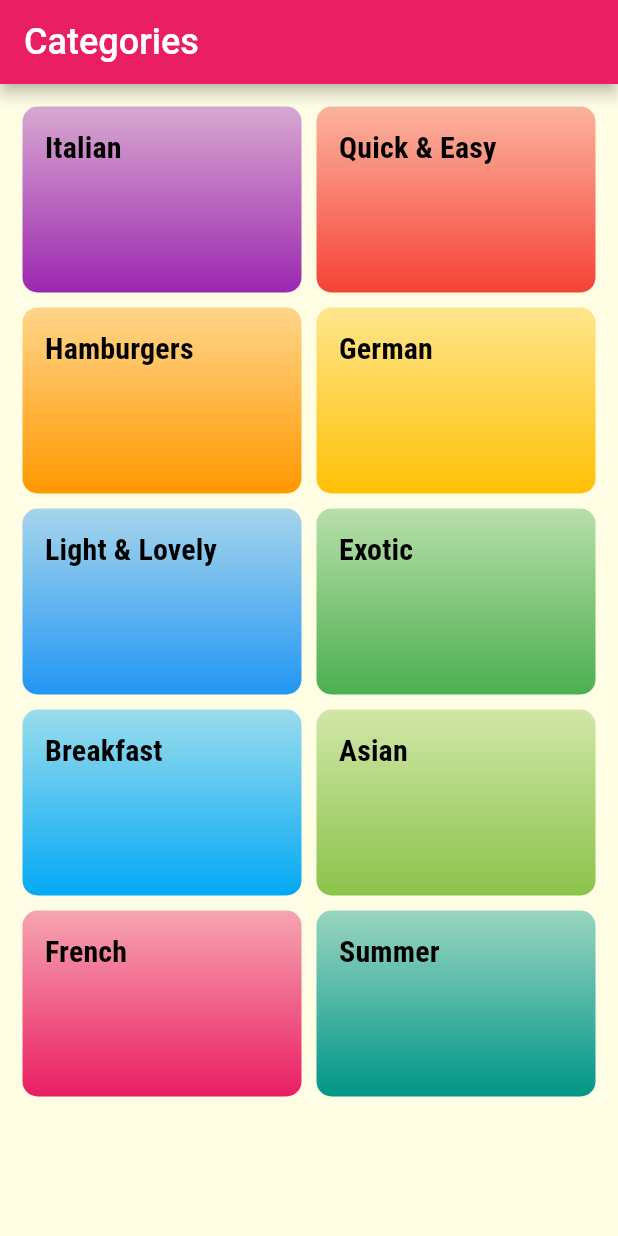
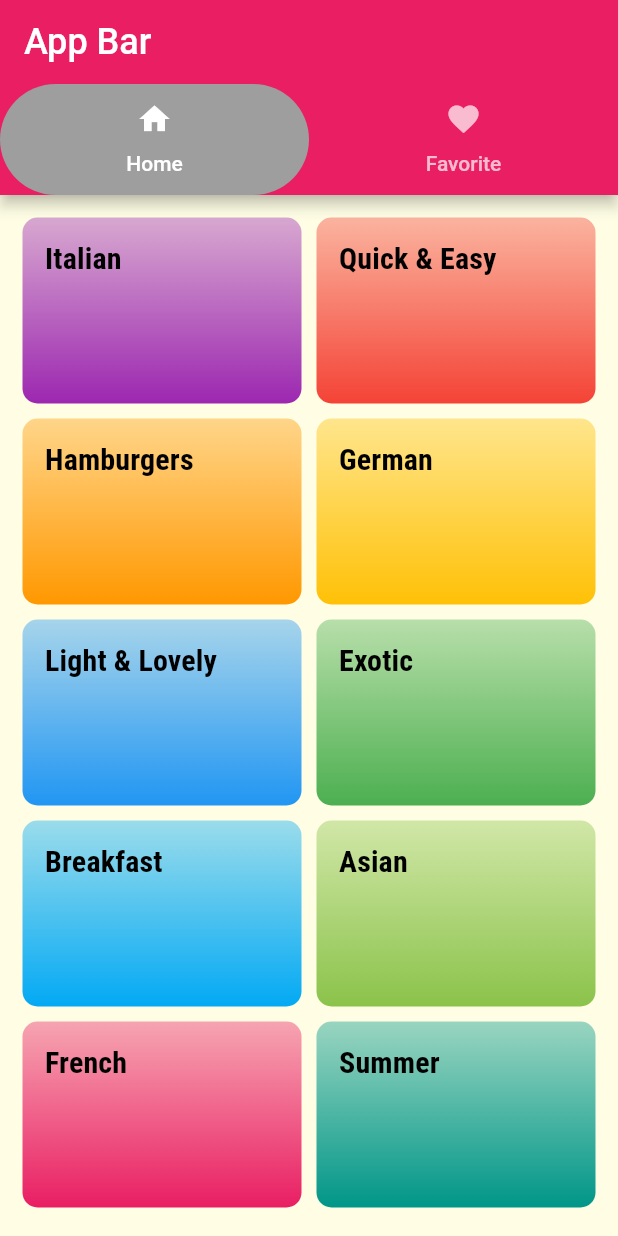
Before and after one commit to pd28CSE/Flutter_Meals_App_New, a Flutter app: the screen it shows after launch, on a phone screen of 412 x 824 dp. Run offline on Flutter 3.47's test engine with Material 2 defaults, Android fonts, the phone set to English and light mode, and no system bars.

Commit message:
added TabBar and Customize the TabBar

```diff
--- a/lib/main.dart
+++ b/lib/main.dart
@@ -3,7 +3,8 @@ import 'package:flutter/material.dart';
 import './screens/categories_screen.dart';
 import './screens/category_meals_screen.dart';
 import './screens/meal_detail_screen.dart';
-import 'screens/page_not_found_error_screen.dart';
+import './screens/page_not_found_error_screen.dart';
+import 'screens/tabs_screen.dart';
 
 void main() => runApp(const MyApp());
 
@@ -37,19 +38,18 @@ class MyApp extends StatelessWidget {
       ),
       title: 'App Bar',
       // home: const CategoriesScreen(),
-      initialRoute: CategoriesScreen.routeName,
+      initialRoute: TabsScreen.routeName,
       routes: {
         CategoriesScreen.routeName: (cntxt) => const CategoriesScreen(),
         CategoryMealsScreen.routeName: (cntxt) => CategoryMealsScreen(),
         // MealDetailScreen.routeName: (cntxt) => MealDetailScreen(),
+        TabsScreen.routeName: (cntxt) => const TabsScreen(),
       },
       onGenerateRoute: (settings) {
         if (settings.name == MealDetailScreen.routeName) {
           final String routeArgs = settings.arguments as String;
           return MaterialPageRoute(
-              builder: (cntxt) => MealDetailScreen(
-                    mealId: routeArgs,
-                  ));
+              builder: (cntxt) => MealDetailScreen(mealId: routeArgs));
         }
         // else if (settings.name == 'other routes') {
         //   return MaterialPageRoute(builder: (cntxt) => AnyOtherScreen());
@@ -57,8 +57,7 @@ class MyApp extends StatelessWidget {
       },
       onUnknownRoute: (settings) {
         return MaterialPageRoute(
-          builder: (cntxt) => const PageNotFoundErrorMessageScreen(),
-        );
+            builder: (cntxt) => const PageNotFoundErrorMessageScreen());
       },
     );
   }
--- a/lib/screens/categories_screen.dart
+++ b/lib/screens/categories_screen.dart
@@ -10,11 +10,7 @@ class CategoriesScreen extends StatelessWidget {
 
   @override
   Widget build(BuildContext context) {
-    return Scaffold(
-      appBar: AppBar(
-        title: const Text('Categories'),
-      ),
-      body: GridView(
+    return GridView(
       padding: const EdgeInsets.all(15),
       gridDelegate: const SliverGridDelegateWithMaxCrossAxisExtent(
         maxCrossAxisExtent: 200,
@@ -31,7 +27,6 @@ class CategoriesScreen extends StatelessWidget {
           );
         }).toList(),
       ],
-      ),
     );
   }
 }
--- /dev/null
+++ b/lib/screens/favourite_screen.dart
@@ -0,0 +1,12 @@
+import 'package:flutter/material.dart';
+
+class FavouriteScreen extends StatelessWidget {
+  const FavouriteScreen({super.key});
+
+  @override
+  Widget build(BuildContext context) {
+    return const Center(
+      child: Text('Favourite'),
+    );
+  }
+}
--- /dev/null
+++ b/lib/screens/tabs_screen.dart
@@ -0,0 +1,52 @@
+import 'package:flutter/material.dart';
+
+import './categories_screen.dart';
+import './favourite_screen.dart';
+
+class TabsScreen extends StatefulWidget {
+  static const String routeName = 'tabs-screen';
+
+  const TabsScreen({super.key});
+
+  @override
+  State<TabsScreen> createState() => _TabsScreenSate();
+}
+
+class _TabsScreenSate extends State<TabsScreen> {
+  List<Widget> _tabScreens = [CategoriesScreen(), FavouriteScreen()];
+
+  @override
+  Widget build(BuildContext context) {
+    return DefaultTabController(
+      length: _tabScreens.length,
+      initialIndex: 0,
+      child: Scaffold(
+        appBar: AppBar(
+          title: const Text('App Bar'),
+          bottom: TabBar(
+            indicatorColor: Colors.white,
+            // indicatorSize: TabBarIndicatorSize.label,
+            // indicatorWeight: 5,
+            indicator: BoxDecoration(
+              borderRadius: BorderRadius.circular(50),
+              color: Colors.grey,
+            ),
+            tabs: const <Tab>[
+              Tab(
+                icon: Icon(Icons.home),
+                child: Text('Home'),
+              ),
+              Tab(
+                icon: Icon(Icons.favorite),
+                child: Text('Favorite'),
+              ),
+            ],
+          ),
+        ),
+        body: TabBarView(
+          children: _tabScreens.map((screen) => screen).toList(),
+        ),
+      ),
+    );
+  }
+}
```
Lines whose indentation alone changed are shown as unchanged.
